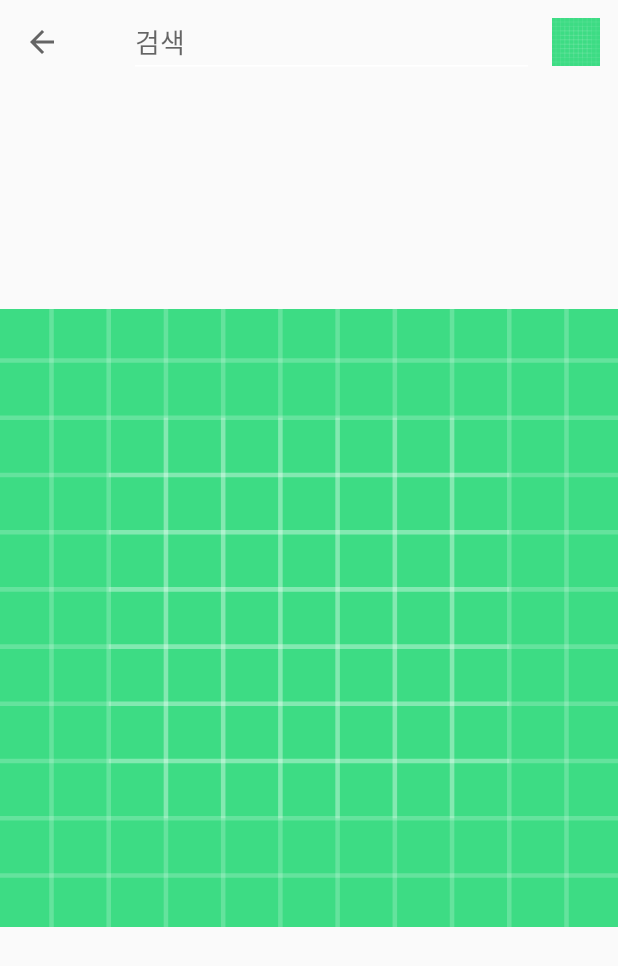
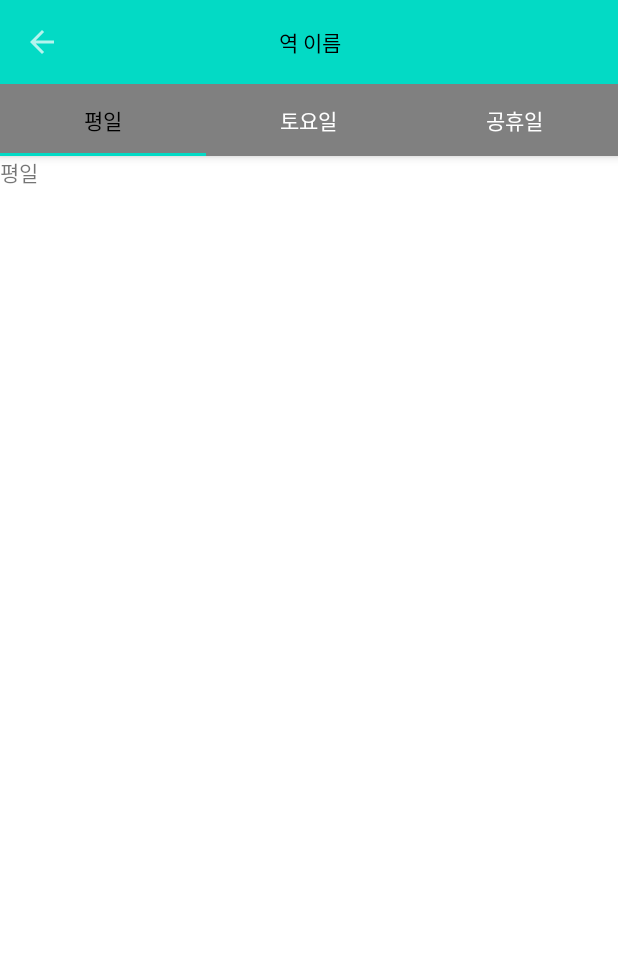
Before and after one commit to KangHongJun/Station_Inside_Navigation, an Android app: the screen it shows after launch (MainActivity before the commit, Subway_Schedule after it), on a phone screen of 412 x 824 dp. Shown: the top 966 px of the screen. Run offline under Robolectric (Android 15) with nearby library versions, the phone set to English and light mode, and no system bars.

Commit message:
merge androidx make subway scedule layout and java source with fragment(Week,Satur,Hoil) make scedule _menu

```diff
--- a/app/src/main/AndroidManifest.xml
+++ b/app/src/main/AndroidManifest.xml
@@ -10,7 +10,7 @@
         android:supportsRtl="true"
 
         android:theme="@style/Theme.Station_Inside_Navigation">
-        <activity android:name=".MainActivity">
+        <activity android:name=".Subway_Schedule">
             <intent-filter>
                 <action android:name="android.intent.action.MAIN" />
 
--- /dev/null
+++ b/app/src/main/java/org/starmine/station_inside_navigation/Fragment_Holiday.java
@@ -0,0 +1,18 @@
+package org.starmine.station_inside_navigation;
+
+import android.os.Bundle;
+import android.view.LayoutInflater;
+import android.view.View;
+import android.view.ViewGroup;
+
+import androidx.annotation.NonNull;
+import androidx.annotation.Nullable;
+import androidx.fragment.app.Fragment;
+
+public class Fragment_Holiday extends Fragment {
+    @Nullable
+    @Override
+    public View onCreateView(@NonNull LayoutInflater inflater, @Nullable ViewGroup container, @Nullable Bundle savedInstanceState) {
+        return inflater.inflate(R.layout.subway_schedule_holiday,container,false);
+    }
+}
--- /dev/null
+++ b/app/src/main/java/org/starmine/station_inside_navigation/Fragment_Saturday.java
@@ -0,0 +1,18 @@
+package org.starmine.station_inside_navigation;
+
+import android.os.Bundle;
+import android.view.LayoutInflater;
+import android.view.View;
+import android.view.ViewGroup;
+
+import androidx.annotation.NonNull;
+import androidx.annotation.Nullable;
+import androidx.fragment.app.Fragment;
+
+public class Fragment_Saturday extends Fragment {
+    @Nullable
+    @Override
+    public View onCreateView(@NonNull LayoutInflater inflater, @Nullable ViewGroup container, @Nullable Bundle savedInstanceState) {
+        return inflater.inflate(R.layout.subway_schedule_saturday,container,false);
+    }
+}
--- /dev/null
+++ b/app/src/main/java/org/starmine/station_inside_navigation/Fragment_Weekday.java
@@ -0,0 +1,18 @@
+package org.starmine.station_inside_navigation;
+
+import android.os.Bundle;
+import android.view.LayoutInflater;
+import android.view.View;
+import android.view.ViewGroup;
+
+import androidx.annotation.NonNull;
+import androidx.annotation.Nullable;
+import androidx.fragment.app.Fragment;
+
+public class Fragment_Weekday extends Fragment {
+    @Nullable
+    @Override
+    public View onCreateView(@NonNull LayoutInflater inflater, @Nullable ViewGroup container, @Nullable Bundle savedInstanceState) {
+        return inflater.inflate(R.layout.subway_schedule_weekday,container,false);
+    }
+}
--- a/app/src/main/java/org/starmine/station_inside_navigation/MainActivity.java
+++ b/app/src/main/java/org/starmine/station_inside_navigation/MainActivity.java
@@ -1,47 +1,17 @@
 package org.starmine.station_inside_navigation;
 
-import android.support.annotation.NonNull;
-import android.support.v7.app.ActionBar;
-import android.support.v7.app.AppCompatActivity;
+
+import androidx.appcompat.app.AppCompatActivity;
 import android.os.Bundle;
-import android.support.v7.widget.Toolbar;
-import android.view.Menu;
-import android.view.MenuInflater;
-import android.view.MenuItem;
-import android.widget.Toast;
+
 
 public class MainActivity extends AppCompatActivity {
 
     @Override
     protected void onCreate(Bundle savedInstanceState) {
         super.onCreate(savedInstanceState);
-        setContentView(R.layout.subway_map);
-        Toolbar toolbar = findViewById(R.id.toolbar);
-        setSupportActionBar(toolbar);
-        ActionBar actionBar = getSupportActionBar();
-        actionBar.setDisplayShowCustomEnabled(true);
-        actionBar.setDisplayShowTitleEnabled(true);
-        actionBar.setDisplayHomeAsUpEnabled(true);
+        setContentView(R.layout.activity_main);
+
     }
 
-    @Override
-    public boolean onCreateOptionsMenu(Menu menu) {
-        MenuInflater menuInflater = getMenuInflater();
-        menuInflater.inflate(R.menu.main_menu,menu);
-
-        return super.onCreateOptionsMenu(menu);
-    }
-
-    @Override
-    public boolean onOptionsItemSelected(@NonNull MenuItem item) {
-        int curId = item.getItemId();
-        switch (curId){
-            case R.id.menu_setting:
-                Toast.makeText(this,"설정메뉴",Toast.LENGTH_LONG).show();
-                break;
-            default:
-                break;
-        }
-        return super.onOptionsItemSelected(item);
-    }
 }
--- /dev/null
+++ b/app/src/main/java/org/starmine/station_inside_navigation/Subway_Schedule.java
@@ -0,0 +1,81 @@
+package org.starmine.station_inside_navigation;
+
+import android.annotation.SuppressLint;
+import android.os.Bundle;
+import android.util.Log;
+import android.view.Menu;
+import android.view.MenuInflater;
+import androidx.appcompat.app.ActionBar;
+import androidx.appcompat.app.AppCompatActivity;
+import androidx.appcompat.widget.Toolbar;
+import androidx.fragment.app.Fragment;
+
+import com.google.android.material.tabs.TabLayout;
+
+public class Subway_Schedule extends AppCompatActivity {
+
+
+    Fragment_Weekday Weekday;
+    Fragment_Saturday Saturday;
+    Fragment_Holiday Holiday;
+
+    @Override
+    protected void onCreate(Bundle savedInstanceState) {
+        super.onCreate(savedInstanceState);
+        setContentView(R.layout.subway_schedule);
+
+        Toolbar toolbar = findViewById(R.id.Toolbar_Schedule);
+        setSupportActionBar(toolbar);
+        ActionBar actionBar = getSupportActionBar();
+        actionBar.setDisplayShowTitleEnabled(false);
+        actionBar.setDisplayShowCustomEnabled(true);
+        actionBar.setDisplayHomeAsUpEnabled(true);
+
+        Weekday = new Fragment_Weekday();
+        Saturday = new Fragment_Saturday();
+        Holiday = new Fragment_Holiday();
+
+        getSupportFragmentManager().beginTransaction().replace(R.id.container,Weekday).commit();
+
+        @SuppressLint("WrongViewCast")
+        TabLayout tabs = findViewById(R.id.tabs);
+        tabs.addTab(tabs.newTab().setText("평일"));
+        tabs.addTab(tabs.newTab().setText("토요일"));
+        tabs.addTab(tabs.newTab().setText("공휴일"));
+
+        tabs.addOnTabSelectedListener(new TabLayout.OnTabSelectedListener() {
+            @Override
+            public void onTabSelected(TabLayout.Tab tab) {
+                int position = tab.getPosition();
+                Log.d("subway_schedule","선택된 탭"+ position);
+
+                Fragment selected = null;
+                if (position == 0){
+                    selected = Weekday;
+                }else if (position == 1){
+                    selected = Saturday;
+                }else if (position == 2){
+                    selected = Holiday;
+                }
+                getSupportFragmentManager().beginTransaction().replace(R.id.container,selected).commit();
+            }
+            @Override
+            public void onTabUnselected(TabLayout.Tab tab) {
+
+            }
+
+            @Override
+            public void onTabReselected(TabLayout.Tab tab) {
+
+            }
+        });
+
+    }
+    @Override
+    public boolean onCreateOptionsMenu(Menu menu) {
+        MenuInflater menuInflater = getMenuInflater();
+        menuInflater.inflate(R.menu.schedule_menu,menu);
+
+        return super.onCreateOptionsMenu(menu);
+    }
+}
--- a/app/src/main/res/layout/subway_map.xml
+++ b/app/src/main/res/layout/subway_map.xml
@@ -5,12 +5,13 @@
     android:layout_width="match_parent"
     android:layout_height="match_parent" >
 
-    <android.support.v7.widget.Toolbar
-        android:id="@+id/toolbar"
+    <androidx.appcompat.widget.Toolbar
+        android:id="@+id/Toolbar_Subway_Map"
         android:layout_width="match_parent"
-        android:layout_height="wrap_content">
+        android:layout_height="wrap_content"
+        >
 
-    </android.support.v7.widget.Toolbar>
+    </androidx.appcompat.widget.Toolbar>
 
     <ImageView
         android:id="@+id/imageView4"
--- a/app/src/main/res/layout/subway_route.xml
+++ b/app/src/main/res/layout/subway_route.xml
@@ -1,6 +1,6 @@
 <?xml version="1.0" encoding="utf-8"?>
-<android.support.constraint.ConstraintLayout
+<androidx.constraintlayout.widget.ConstraintLayout
     xmlns:android="http://schemas.android.com/apk/res/android" android:layout_width="match_parent"
     android:layout_height="match_parent">
 
-</android.support.constraint.ConstraintLayout>
+</androidx.constraintlayout.widget.ConstraintLayout>
--- a/app/src/main/res/layout/subway_schedule.xml
+++ b/app/src/main/res/layout/subway_schedule.xml
@@ -1,6 +1,59 @@
 <?xml version="1.0" encoding="utf-8"?>
-<android.support.constraint.ConstraintLayout
-    xmlns:android="http://schemas.android.com/apk/res/android" android:layout_width="match_parent"
+<RelativeLayout
+    xmlns:android="http://schemas.android.com/apk/res/android"
+    xmlns:app="http://schemas.android.com/apk/res-auto"
+    android:layout_width="match_parent"
     android:layout_height="match_parent">
 
-</android.support.constraint.ConstraintLayout>
+    <androidx.coordinatorlayout.widget.CoordinatorLayout
+        android:layout_height="match_parent"
+        android:layout_width="match_parent">
+
+
+        <com.google.android.material.appbar.AppBarLayout
+            android:layout_width="match_parent"
+            android:layout_height="wrap_content"
+            android:theme="@style/ThemeOverlay.AppCompat.Dark.ActionBar"
+            >
+            <androidx.appcompat.widget.Toolbar
+                android:id="@+id/Toolbar_Schedule"
+                android:layout_width="match_parent"
+                android:layout_height="wrap_content"
+                android:background="@color/teal_200"
+                android:elevation="1dp"
+                android:theme="@style/ThemeOverlay.AppCompat.Dark"
+
+                >
+                <TextView
+                    android:textColor="@color/black"
+                    android:layout_width="match_parent"
+                    android:layout_height="wrap_content"
+                    android:text="역 이름"
+                    android:layout_marginRight="70dp"
+                    android:gravity="center_horizontal"/>
+
+
+            </androidx.appcompat.widget.Toolbar>
+
+            <com.google.android.material.tabs.TabLayout
+                android:id="@+id/tabs"
+                android:layout_width="match_parent"
+                android:layout_height="wrap_content"
+                app:tabMode="fixed"
+                app:tabGravity="fill"
+                app:tabTextColor="@color/white"
+                app:tabSelectedTextColor="@color/black"
+                android:elevation="1dp"
+                android:background="#808080"
+                />
+        </com.google.android.material.appbar.AppBarLayout>
+        <FrameLayout
+            android:id="@+id/container"
+            android:layout_width="match_parent"
+            android:layout_height="match_parent"
+            android:background="@color/white"
+            app:layout_behavior="@string/appbar_scrolling_view_behavior"
+            >
+        </FrameLayout>
+    </androidx.coordinatorlayout.widget.CoordinatorLayout>
+</RelativeLayout>
--- /dev/null
+++ b/app/src/main/res/layout/subway_schedule_weekday.xml
@@ -0,0 +1,13 @@
+<?xml version="1.0" encoding="utf-8"?>
+<LinearLayout xmlns:android="http://schemas.android.com/apk/res/android"
+
+    android:layout_width="match_parent"
+    android:layout_height="match_parent">
+
+    <TextView
+        android:id="@+id/textView"
+        android:layout_width="wrap_content"
+        android:layout_height="wrap_content"
+        android:layout_weight="1"
+        android:text="평일" />
+</LinearLayout>
--- /dev/null
+++ b/app/src/main/res/menu/schedule_menu.xml
@@ -0,0 +1,8 @@
+<?xml version="1.0" encoding="utf-8"?>
+<menu
+    xmlns:android="http://schemas.android.com/apk/res/android"
+    xmlns:app="http://schemas.android.com/apk/res-auto">
+
+
+
+</menu>
--- a/gradle.properties
+++ b/gradle.properties
@@ -6,6 +6,8 @@
 # http://www.gradle.org/docs/current/userguide/build_environment.html
 # Specifies the JVM arguments used for the daemon process.
 # The setting is particularly useful for tweaking memory settings.
+android.enableJetifier=true
+android.useAndroidX=true
 org.gradle.jvmargs=-Xmx2048m -Dfile.encoding=UTF-8
 # When configured, Gradle will run in incubating parallel mode.
 # This option should only be used with decoupled projects. More details, visit
```
Also changed, not shown: app/build.gradle (+9 -5 lines), app/src/main/java/org/starmine/station_inside_navigation/Subway_Map.java (added, +47 -0 lines), app/src/main/res/layout/subway_schedule_holiday.xml (added, +13 -0 lines), app/src/main/res/layout/subway_schedule_saturday.xml (added, +13 -0 lines), app/src/main/res/menu/main_menu.xml (line endings or trailing spaces), 1 other file.
